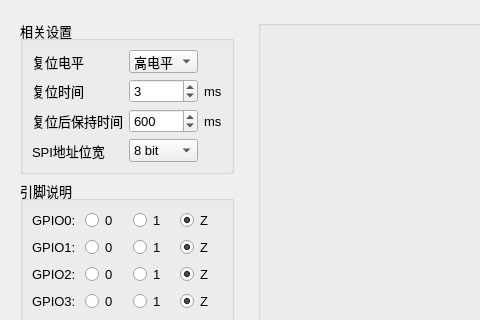
First picture: the form in soft/zebra-scope/RegAccess.ui, repository Quenii/ADCEVM, before the edit; both pictures show x 0 to 480 and y 0 to 320 of the 702 by 520 pixel window.
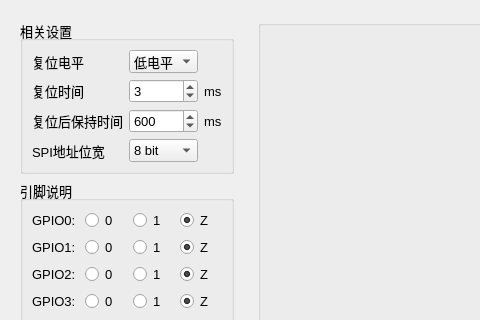
Second picture: the form after the edit.

```diff
--- a/soft/zebra-scope/RegAccess.ui
+++ b/soft/zebra-scope/RegAccess.ui
@@ -349,7 +349,7 @@
           <widget class="QComboBox" name="cbResetLevel">
            <item>
             <property name="text">
-             <string>高电平</string>
+             <string>低电平</string>
             </property>
            </item>
            <item>
```
Left out of the diff: 2 changed lines with no effect on the pictures.
